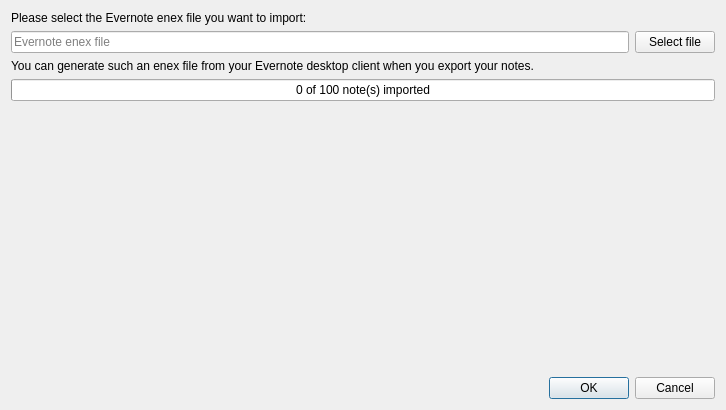
Old version of the form src/dialogs/evernoteimportdialog.ui in the repository pbek/QOwnNotes.
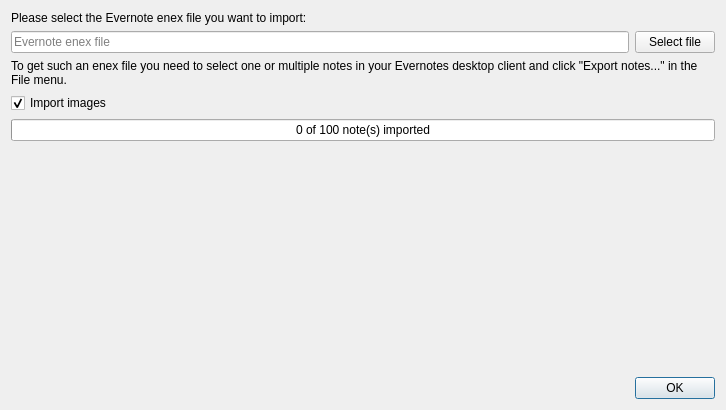
New version of the form. Icons and pictures are not drawn.

Commit message: more Evernote import implementation (note folder reloading and image import)

What changed in the file:
```diff
--- a/src/dialogs/evernoteimportdialog.ui
+++ b/src/dialogs/evernoteimportdialog.ui
@@ -14,6 +14,26 @@
    <string>Evernote Import</string>
   </property>
   <layout class="QGridLayout" name="gridLayout">
+   <item row="1" column="0">
+    <widget class="QLineEdit" name="fileLineEdit">
+     <property name="readOnly">
+      <bool>true</bool>
+     </property>
+     <property name="placeholderText">
+      <string>Evernote enex file</string>
+     </property>
+    </widget>
+   </item>
+   <item row="4" column="0" colspan="2">
+    <widget class="QProgressBar" name="progressBar">
+     <property name="value">
+      <number>0</number>
+     </property>
+     <property name="format">
+      <string>%v of %m note(s) imported</string>
+     </property>
+    </widget>
+   </item>
    <item row="1" column="1">
     <widget class="QPushButton" name="fileButton">
      <property name="text">
@@ -25,6 +45,16 @@
      </property>
     </widget>
    </item>
+   <item row="2" column="0" colspan="2">
+    <widget class="QLabel" name="label_3">
+     <property name="text">
+      <string>To get such an enex file you need to select one or multiple notes in your Evernotes desktop client and click &quot;Export notes...&quot; in the File menu.</string>
+     </property>
+     <property name="wordWrap">
+      <bool>true</bool>
+     </property>
+    </widget>
+   </item>
    <item row="0" column="0" colspan="2">
     <widget class="QLabel" name="label_2">
      <property name="text">
@@ -32,7 +62,7 @@
      </property>
     </widget>
    </item>
-   <item row="4" column="0" colspan="2">
+   <item row="5" column="0" colspan="2">
     <spacer name="verticalSpacer">
      <property name="orientation">
       <enum>Qt::Vertical</enum>
@@ -45,42 +75,22 @@
      </property>
     </spacer>
    </item>
-   <item row="1" column="0">
-    <widget class="QLineEdit" name="fileLineEdit">
-     <property name="readOnly">
-      <bool>true</bool>
-     </property>
-     <property name="placeholderText">
-      <string>Evernote enex file</string>
-     </property>
-    </widget>
-   </item>
-   <item row="3" column="0" colspan="2">
-    <widget class="QProgressBar" name="progressBar">
-     <property name="value">
-      <number>0</number>
-     </property>
-     <property name="format">
-      <string>%v of %m note(s) imported</string>
-     </property>
-    </widget>
-   </item>
-   <item row="6" column="0" colspan="2">
+   <item row="7" column="0" colspan="2">
     <widget class="QDialogButtonBox" name="buttonBox">
      <property name="orientation">
       <enum>Qt::Horizontal</enum>
      </property>
      <property name="standardButtons">
-      <set>QDialogButtonBox::Cancel|QDialogButtonBox::Ok</set>
+      <set>QDialogButtonBox::Ok</set>
      </property>
     </widget>
    </item>
-   <item row="2" column="0" colspan="2">
-    <widget class="QLabel" name="label_3">
+   <item row="3" column="0" colspan="2">
+    <widget class="QCheckBox" name="imageImportCheckBox">
      <property name="text">
-      <string>You can generate such an enex file from your Evernote desktop client when you export your notes.</string>
+      <string>Import images</string>
      </property>
-     <property name="wordWrap">
+     <property name="checked">
       <bool>true</bool>
      </property>
     </widget>
```
The commit also changes 21 other files.
